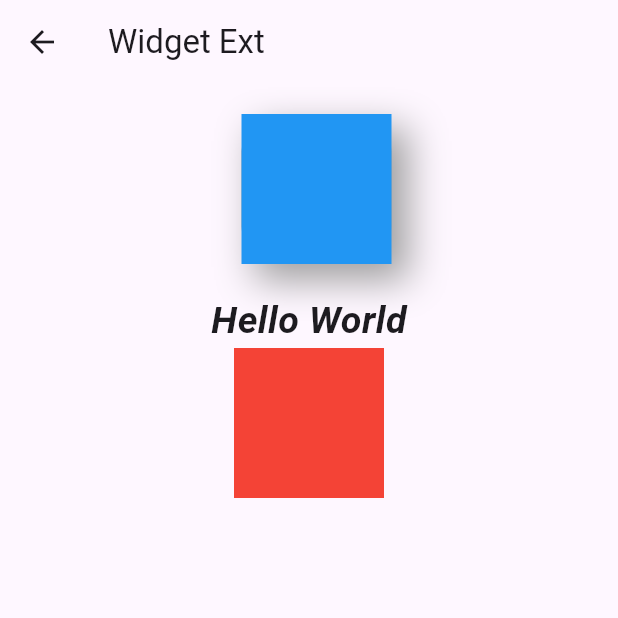
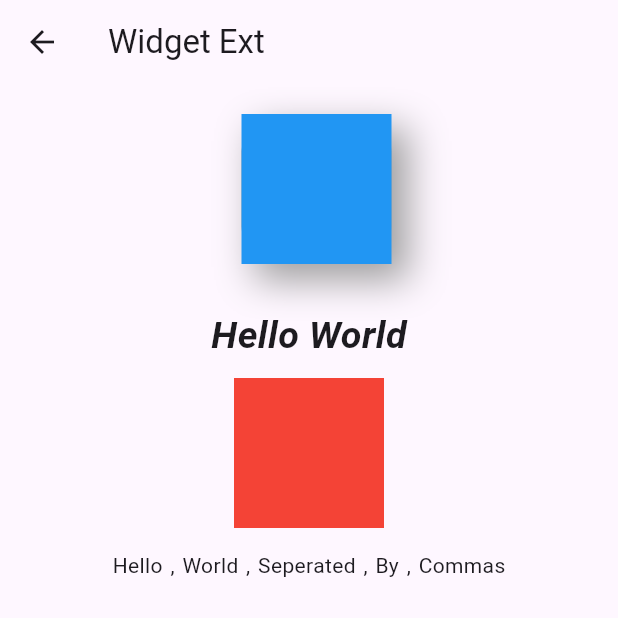
Before and after one commit to jayeshpansheriya/awesome_extensions, a Flutter app: the WidgetExt screen opened directly, on a phone screen of 412 x 824 dp, the top half of it. Run offline on Flutter 3.47's test engine with Material 3 defaults, Android fonts, the phone set to English and light mode, and no system bars; our stand-ins replace web.

Commit message:
Feat: add separatedby extension method to example

```diff
--- a/example/lib/widget_ext.dart
+++ b/example/lib/widget_ext.dart
@@ -47,7 +47,20 @@ class WidgetExt extends StatelessWidget {
               ).showIf(false), // or any condition
             ].notNullWidget(), // returns only not null widgets
           ),
-        ],
+
+          Row(
+            mainAxisAlignment: MainAxisAlignment.center,
+            children: [
+              const Text('Hello').paddingAll(5),
+              const Text('World').paddingAll(5),
+              const Text('Seperated').paddingAll(5),
+              const Text('By').paddingAll(5),
+              const Text('Commas').paddingAll(5),
+            ].separatedby(
+              const Text(','),
+            ),
+          ),
+        ].separatedby(10.heightBox)
       ),
     );
   }
```
